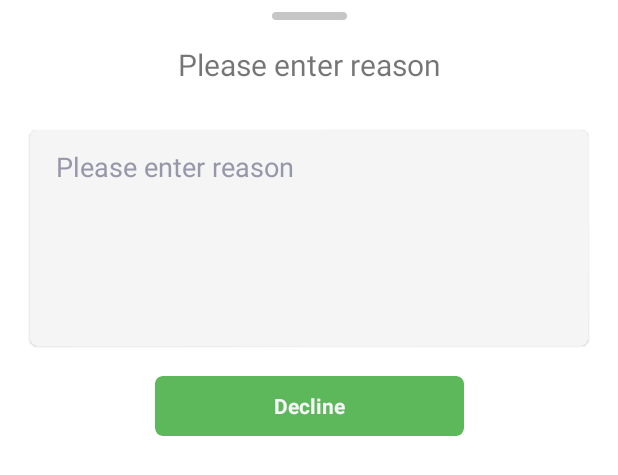
After one commit to avinashk369/mft_rider, an Android app: the layout bottom_sheet.xml on its own in the app's theme, with its tools: preview values and no code run, on a phone screen of 412 x 824 dp. The commit adds this screen. Shown: the top 475 px of the screen. Run offline under Robolectric (Android 15) with nearby library versions, the phone set to English and light mode, and no system bars.

Commit message:
order accept or decline

```diff
--- /dev/null
+++ b/app/src/main/res/drawable/capsule.xml
@@ -0,0 +1,6 @@
+<?xml version="1.0" encoding="utf-8"?>
+<shape xmlns:android="http://schemas.android.com/apk/res/android"
+    android:shape="rectangle">
+    <corners android:radius="18dp" />
+    <solid android:color="@color/grey" />
+</shape>
--- /dev/null
+++ b/app/src/main/res/layout/bottom_sheet.xml
@@ -0,0 +1,103 @@
+<?xml version="1.0" encoding="utf-8"?>
+<androidx.constraintlayout.widget.ConstraintLayout xmlns:android="http://schemas.android.com/apk/res/android"
+    xmlns:app="http://schemas.android.com/apk/res-auto"
+    xmlns:tools="http://schemas.android.com/tools"
+    android:id="@+id/bottom_sheet"
+    android:layout_width="match_parent"
+    android:layout_height="wrap_content"
+    android:orientation="vertical"
+    android:paddingBottom="@dimen/twenty"
+    app:behavior_hideable="false"
+    app:behavior_peekHeight="@dimen/ten"
+    app:layout_behavior="com.google.android.material.bottomsheet.BottomSheetBehavior">
+
+    <View
+        android:id="@+id/dummy"
+        android:layout_width="@dimen/fifty"
+        android:layout_height="@dimen/radius"
+        android:layout_alignParentBottom="true"
+        android:layout_marginTop="8dp"
+        android:background="@drawable/capsule"
+        app:layout_constraintEnd_toEndOf="parent"
+        app:layout_constraintStart_toStartOf="parent"
+        app:layout_constraintTop_toTopOf="parent" />
+
+
+    <TextView
+        android:id="@+id/header"
+        android:layout_width="wrap_content"
+        android:layout_height="wrap_content"
+        android:layout_marginTop="16dp"
+        android:text="@string/reason"
+        android:textColorHint="@color/black"
+        android:textSize="@dimen/twenty"
+        app:layout_constraintEnd_toEndOf="parent"
+        app:layout_constraintStart_toStartOf="parent"
+        app:layout_constraintTop_toBottomOf="@+id/dummy" />
+
+    <androidx.cardview.widget.CardView
+        android:id="@+id/reasonCard"
+        android:layout_width="match_parent"
+        android:layout_height="wrap_content"
+        android:layout_marginHorizontal="@dimen/twenty"
+        android:layout_marginTop="@dimen/thirty"
+        app:cardBackgroundColor="@color/white"
+        app:cardCornerRadius="@dimen/radius"
+        app:cardElevation="1dp"
+        app:layout_constraintStart_toStartOf="parent"
+        app:layout_constraintTop_toBottomOf="@+id/header">
+
+        <LinearLayout
+            android:layout_width="match_parent"
+            android:layout_height="match_parent"
+            android:layout_margin="@dimen/twelve"
+            android:orientation="horizontal">
+
+
+            <EditText
+                android:id="@+id/reason"
+                android:layout_width="0dp"
+                android:layout_height="@dimen/hundred_twenty"
+                android:layout_marginStart="@dimen/radius"
+                android:layout_marginLeft="@dimen/radius"
+                android:layout_weight="1"
+                android:background="@null"
+                android:ems="10"
+                android:gravity="start|top"
+                android:hint="@string/reason"
+                android:inputType="textMultiLine"
+                android:maxLines="3"
+                android:textColor="@color/black"
+                android:textColorHint="@color/hint_color" />
+        </LinearLayout>
+    </androidx.cardview.widget.CardView>
+
+    <androidx.cardview.widget.CardView
+        android:id="@+id/submit_decline"
+        android:layout_width="0dp"
+        android:layout_weight="1"
+        android:layout_height="@dimen/fourty"
+        android:layout_marginStart="@dimen/ten"
+        android:layout_marginEnd="@dimen/ten"
+        android:layout_marginTop="@dimen/twenty"
+        app:cardBackgroundColor="@color/green"
+        app:cardCornerRadius="@dimen/radius"
+        app:cardElevation="0dp"
+
+        app:layout_constraintEnd_toEndOf="parent"
+        app:layout_constraintStart_toStartOf="parent"
+        app:layout_constraintTop_toBottomOf="@+id/reasonCard"
+        app:layout_constraintWidth_percent=".5">
+
+        <TextView
+            android:id="@+id/view_map_text"
+            android:layout_width="match_parent"
+            android:layout_height="match_parent"
+            android:gravity="center|center_vertical|center_horizontal"
+            android:text="@string/btn_decline"
+            android:textColor="@color/white"
+            android:textStyle="bold" />
+    </androidx.cardview.widget.CardView>
+
+
+</androidx.constraintlayout.widget.ConstraintLayout>
--- a/app/src/main/res/values/strings.xml
+++ b/app/src/main/res/values/strings.xml
@@ -46,6 +46,7 @@
 
 
     <string name="no_data">No data found</string>
+    <string name="reason">Please enter reason</string>
 
 
 </resources>
```
Also changed, not shown: app/src/main/java/com/techcamino/mft_rider/activity/HomeActivity.kt (+123 -29 lines), app/src/main/java/com/techcamino/mft_rider/apis/ApiInterface.kt (+10 -0 lines), app/src/main/res/drawable-v24/bg_bottom_sheet_dialog.xml (added, +9 -0 lines), app/src/main/res/values/themes.xml (+15 -0 lines).
